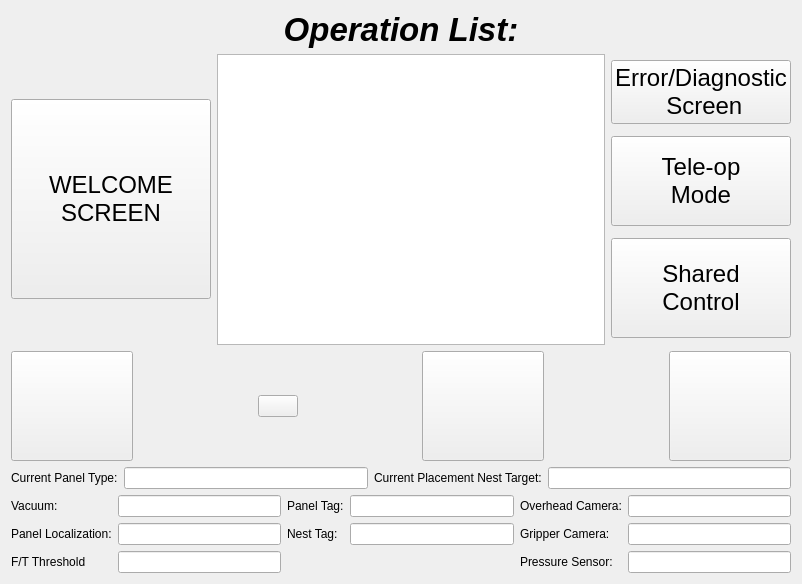
First picture: the form in resource/Runscreen.ui, repository rpiRobotics/rpi_arm_composites_manufacturing_gui, before the edit.
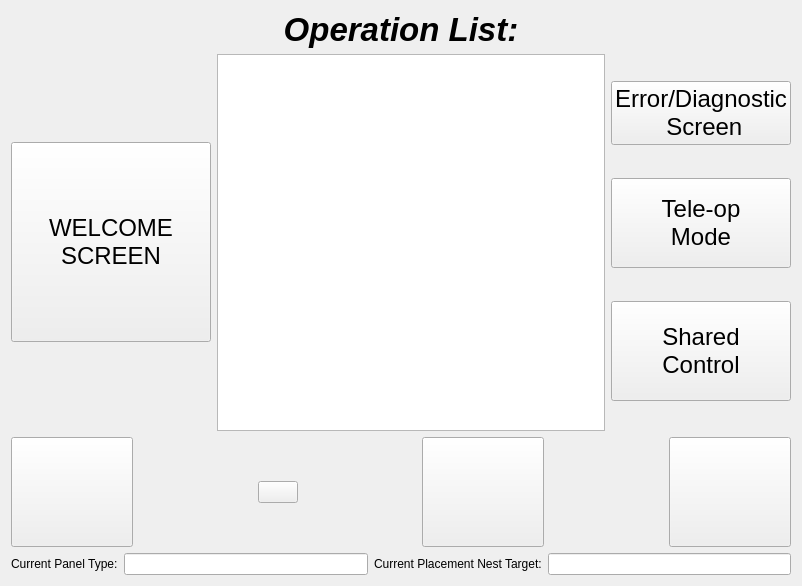
Second picture: the form after the edit. Icons and pictures are not drawn.

Commit message: changes to use new process and safe kinematic controller

```diff
--- a/resource/Runscreen.ui
+++ b/resource/Runscreen.ui
@@ -7,7 +7,7 @@
     <x>0</x>
     <y>0</y>
     <width>802</width>
-    <height>584</height>
+    <height>586</height>
    </rect>
   </property>
   <property name="palette">
@@ -422,90 +422,6 @@
      </item>
     </layout>
    </item>
-   <item>
-    <layout class="QGridLayout" name="gridLayout_2">
-     <item row="1" column="4">
-      <widget class="QLabel" name="label_7">
-       <property name="text">
-        <string>Gripper Camera:</string>
-       </property>
-      </widget>
-     </item>
-     <item row="1" column="0">
-      <widget class="QLabel" name="label_3">
-       <property name="text">
-        <string>Panel Localization:</string>
-       </property>
-      </widget>
-     </item>
-     <item row="0" column="0">
-      <widget class="QLabel" name="label_2">
-       <property name="text">
-        <string>Vacuum:</string>
-       </property>
-      </widget>
-     </item>
-     <item row="0" column="1">
-      <widget class="QLineEdit" name="vacuum"/>
-     </item>
-     <item row="1" column="1">
-      <widget class="QLineEdit" name="panel"/>
-     </item>
-     <item row="1" column="2">
-      <widget class="QLabel" name="label_5">
-       <property name="text">
-        <string>Nest Tag:</string>
-       </property>
-      </widget>
-     </item>
-     <item row="0" column="2">
-      <widget class="QLabel" name="label_4">
-       <property name="text">
-        <string>Panel Tag:</string>
-       </property>
-      </widget>
-     </item>
-     <item row="0" column="3">
-      <widget class="QLineEdit" name="panelTag"/>
-     </item>
-     <item row="1" column="3">
-      <widget class="QLineEdit" name="nestTag"/>
-     </item>
-     <item row="0" column="4">
-      <widget class="QLabel" name="label_6">
-       <property name="text">
-        <string>Overhead Camera:</string>
-       </property>
-      </widget>
-     </item>
-     <item row="0" column="5">
-      <widget class="QLineEdit" name="overheadCamera"/>
-     </item>
-     <item row="1" column="5">
-      <widget class="QLineEdit" name="gripperCamera"/>
-     </item>
-     <item row="2" column="0">
-      <widget class="QLabel" name="label_8">
-       <property name="text">
-        <string>F/T Threshold</string>
-       </property>
-      </widget>
-     </item>
-     <item row="2" column="1">
-      <widget class="QLineEdit" name="forceSensor"/>
-     </item>
-     <item row="2" column="4">
-      <widget class="QLabel" name="label_9">
-       <property name="text">
-        <string>Pressure Sensor:</string>
-       </property>
-      </widget>
-     </item>
-     <item row="2" column="5">
-      <widget class="QLineEdit" name="pressureSensor"/>
-     </item>
-    </layout>
-   </item>
   </layout>
  </widget>
  <resources/>
```
The commit also changes 1 other file.
